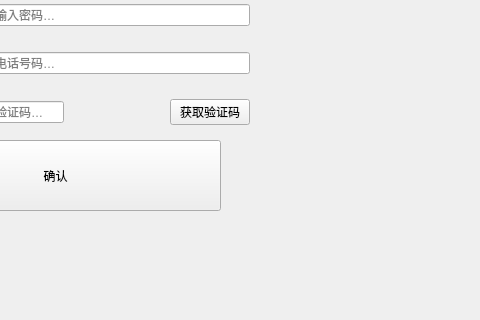
Old version of the form rigister.ui in the repository ShawTarstar/Delivery-Platform-Design; both pictures show x 320 to 800 and y 280 to 600 of the 800 by 600 pixel window.
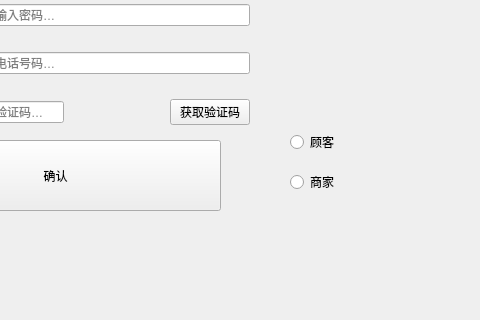
New version of the form.

Commit message: 注册界面和文件做了连接

```diff
--- a/rigister.ui
+++ b/rigister.ui
@@ -214,6 +214,32 @@
     <string>确认</string>
    </property>
   </widget>
+  <widget class="QWidget" name="layoutWidget_2">
+   <property name="geometry">
+    <rect>
+     <x>610</x>
+     <y>400</y>
+     <width>120</width>
+     <height>85</height>
+    </rect>
+   </property>
+   <layout class="QVBoxLayout" name="verticalLayout_3">
+    <item>
+     <widget class="QRadioButton" name="client_Button">
+      <property name="text">
+       <string>顾客</string>
+      </property>
+     </widget>
+    </item>
+    <item>
+     <widget class="QRadioButton" name="sever_Button">
+      <property name="text">
+       <string>商家</string>
+      </property>
+     </widget>
+    </item>
+   </layout>
+  </widget>
  </widget>
  <resources/>
  <connections/>
```
Left out of the diff: 6 changed lines with no effect on the pictures. The commit also changes 7 other files.
